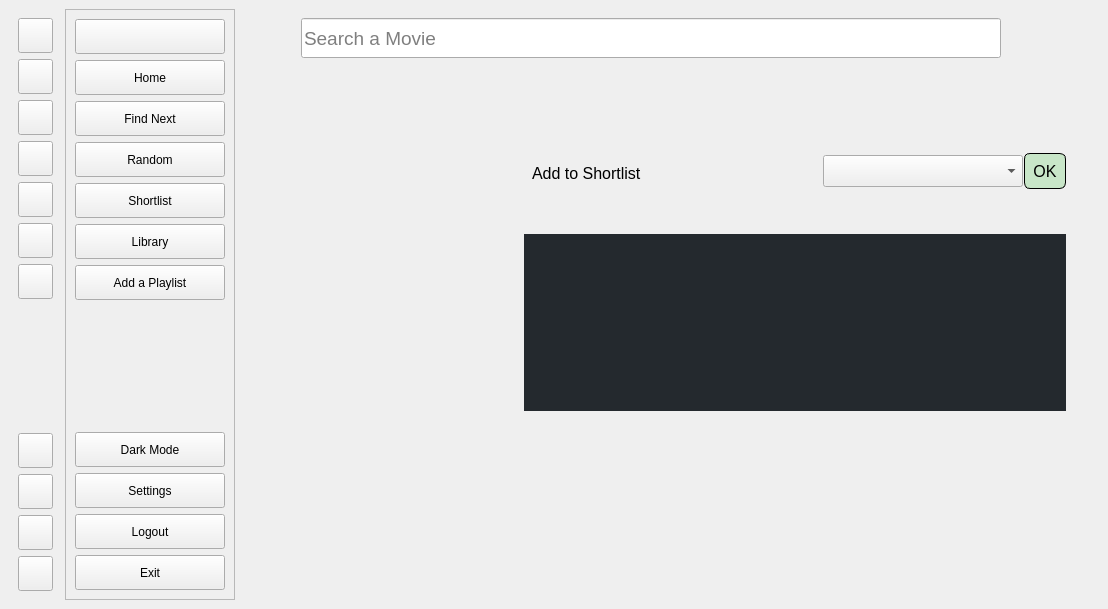
This is UI/ui_main.ui in lakshya076/Cinematch as Qt 5 draws it before an edit. The edited form follows.
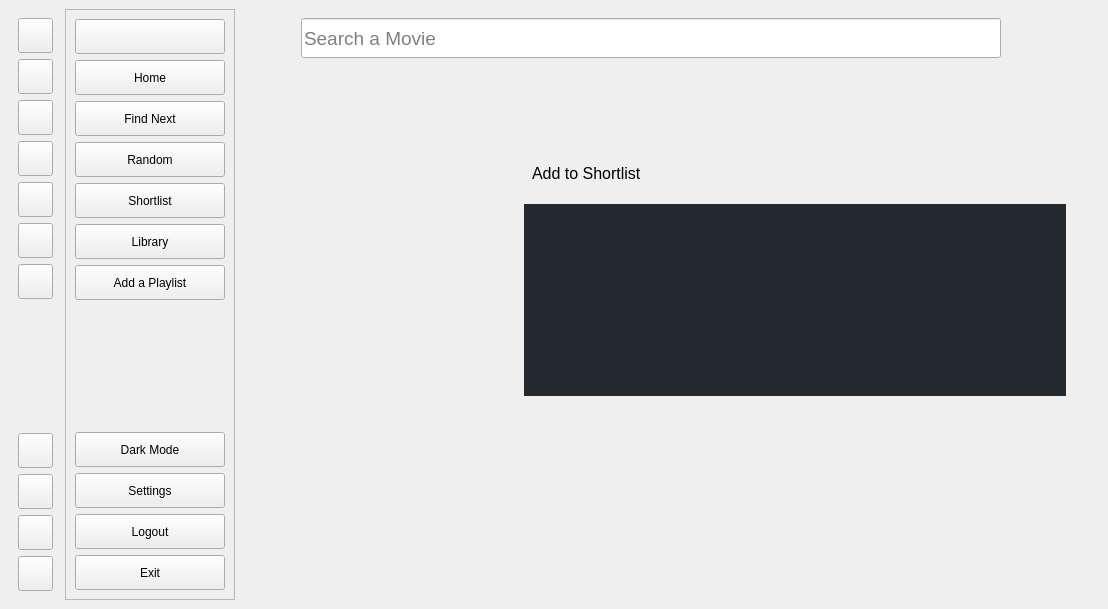
This is the edited form. The open tabs and pages were chosen to show the change. Icons and pictures are not drawn. Custom widgets are drawn as their Qt base class.

Commit message: removing add to playlist

What changed in the file:
```diff
--- a/UI/ui_main.ui
+++ b/UI/ui_main.ui
@@ -2532,64 +2532,8 @@
                    </property>
                   </spacer>
                  </item>
-                 <item>
-                  <widget class="QComboBox" name="display_combo">
-                   <property name="minimumSize">
-                    <size>
-                     <width>200</width>
-                     <height>32</height>
-                    </size>
-                   </property>
-                   <property name="styleSheet">
-                    <string notr="true">font:12pt;
-                     color:black;
-                    </string>
-                   </property>
-                  </widget>
-                 </item>
-                 <item>
-                  <widget class="QPushButton" name="display_anotherplaylist_but">
-                   <property name="minimumSize">
-                    <size>
-                     <width>42</width>
-                     <height>0</height>
-                    </size>
-                   </property>
-                   <property name="maximumSize">
-                    <size>
-                     <width>36</width>
-                     <height>36</height>
-                    </size>
-                   </property>
-                   <property name="cursor">
-                    <cursorShape>PointingHandCursor</cursorShape>
-                   </property>
-                   <property name="styleSheet">
-                    <string notr="true">background-color:rgba(200,230,200);
-                     color:#000;
-                     font:12pt;
-                     border: 1px solid black;
-                     padding:5px;
-                     border-radius:6px;
-                    </string>
-                   </property>
-                   <property name="text">
-                    <string>OK</string>
-                   </property>
-                  </widget>
-                 </item>
                 </layout>
                </item>
-               <item>
-                <widget class="QLabel" name="display_add_label">
-                 <property name="styleSheet">
-                  <string notr="true">font:10pt;</string>
-                 </property>
-                 <property name="text">
-                  <string/>
-                 </property>
-                </widget>
-               </item>
                <item>
                 <widget class="QTextBrowser" name="display_overview">
                  <property name="styleSheet">
@@ -2621,6 +2565,8 @@
                       &lt;p style=&quot; margin-top:0px; margin-bottom:0px; margin-left:0px; margin-right:0px;
                       -qt-block-indent:0; text-indent:0px;&quot;&gt; &lt;/p&gt;
                       &lt;p style=&quot; margin-top:0px; margin-bottom:0px; margin-left:0px; margin-right:0px;
+                      -qt-block-indent:0; text-indent:0px;&quot;&gt; &lt;/p&gt;
+                      &lt;p style=&quot; margin-top:0px; margin-bottom:0px; margin-left:0px; margin-right:0px;
                       -qt-block-indent:0; text-indent:0px;&quot;&gt; &lt;/p&gt;&lt;/body&gt;&lt;/html&gt;
                   </string>
                  </property>
```
Left out of the diff: 58 changed lines with no effect on the pictures. The commit also changes 1 other file.
